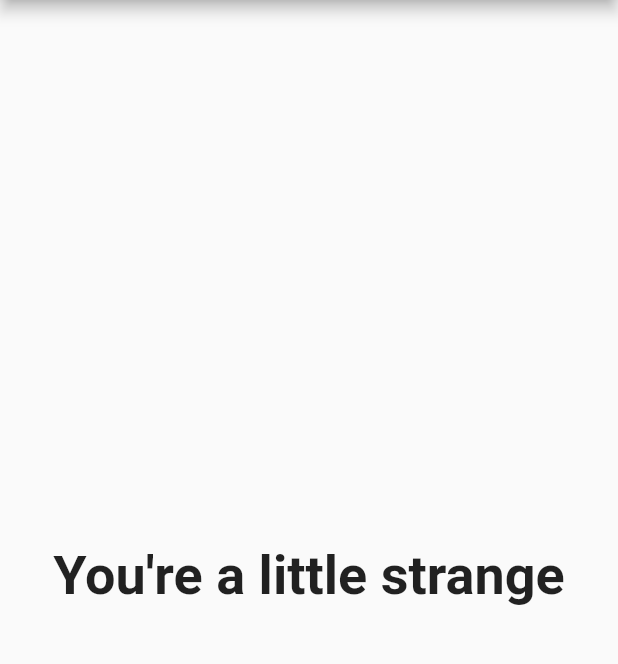
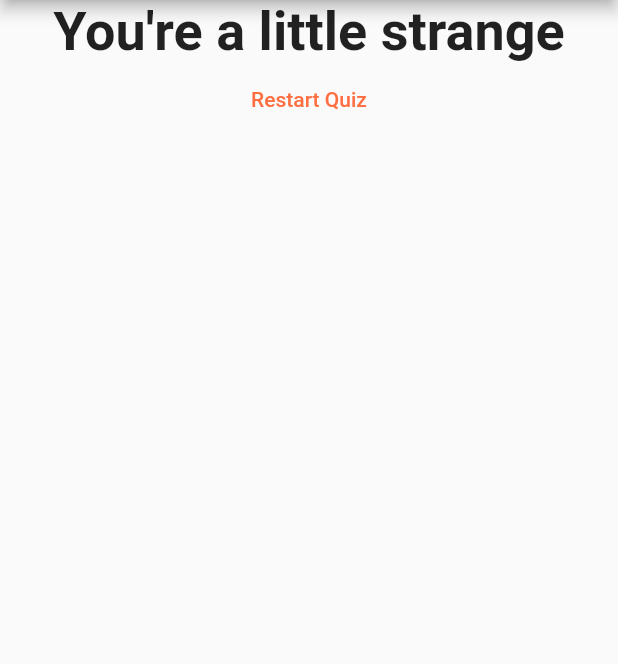
Before and after one commit to YuckiestPenguin/flutter_complete_guide, a Flutter app: the screen it shows after launch, after a tap on "Blue", after a tap on "Elephant", after a tap on "Real Madrid", on a phone screen of 412 x 824 dp, the part 84-748 px from its top. Run offline on Flutter 3.47's test engine with Material 2 defaults, Android fonts, the phone set to English and light mode, and no system bars.

Commit message:
added reset quiz function

```diff
--- a/lib/main.dart
+++ b/lib/main.dart
@@ -16,6 +16,14 @@ class MyApp extends StatefulWidget {
 class _MyAppState extends State<MyApp> {
   var _questionIndex = 0;
   var _totalScore = 0;
+
+  void _resetQuiz() {
+    setState(() {
+      _questionIndex = 0;
+      _totalScore = 0;
+    });
+  }
+
   final _questions = const [
     {
       'questionText': 'What\'s your favorite color?',
@@ -67,7 +75,7 @@ class _MyAppState extends State<MyApp> {
                   answerQuestion: _answerQuestion,
                   questionIndex: _questionIndex,
                 )
-              : Result(_totalScore)),
+              : Result(_totalScore, _resetQuiz)),
     );
   }
 }
--- a/lib/result.dart
+++ b/lib/result.dart
@@ -2,7 +2,8 @@ import 'package:flutter/material.dart';
 
 class Result extends StatelessWidget {
   final int resultScore;
-  Result(this.resultScore);
+  final Function reset;
+  Result(this.resultScore, this.reset);
 
   String get resultPhrase {
     String resultText;
@@ -22,10 +23,19 @@ class Result extends StatelessWidget {
   @override
   Widget build(BuildContext context) {
     return Center(
-      child: Text(
-        resultPhrase,
-        style: TextStyle(fontSize: 36, fontWeight: FontWeight.bold),
-        textAlign: TextAlign.center,
+      child: Column(
+        children: <Widget>[
+          Text(
+            resultPhrase,
+            style: TextStyle(fontSize: 36, fontWeight: FontWeight.bold),
+            textAlign: TextAlign.center,
+          ),
+          FlatButton(
+            child: Text('Restart Quiz'),
+            onPressed: reset,
+            textColor: Colors.deepOrangeAccent,
+          ),
+        ],
       ),
     );
   }
```
